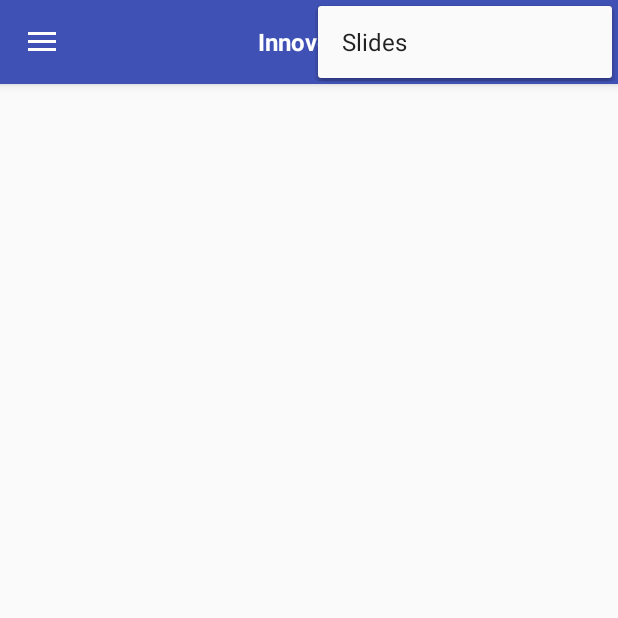
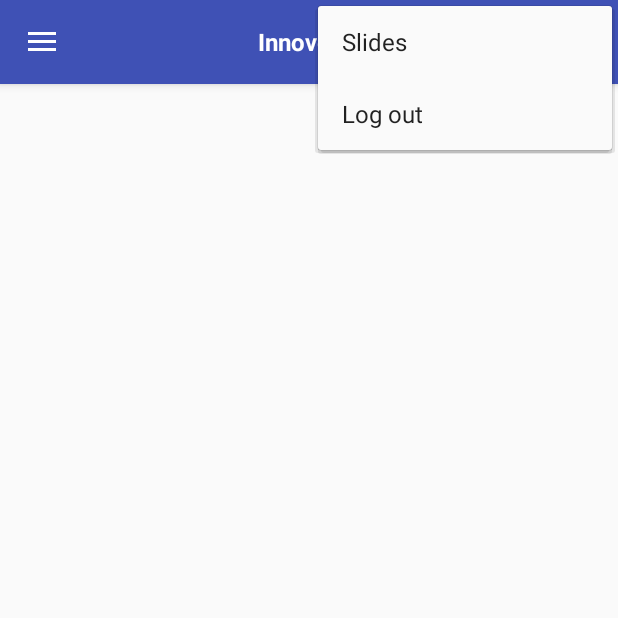
Before and after one commit to honey-hoper/innovexia, an Android app: the MainActivity screen opened directly, with no data from a screen before it, with the options menu open, on a phone screen of 412 x 824 dp, the top half of it. Run offline under Robolectric (Android 15) with nearby library versions, the phone set to English and light mode, and no system bars; 1 statement that could not run was skipped.

Commit message:
implemented signout

```diff
--- a/app/src/main/java/com/webhopers/innovexia/activities/SplashActivity.kt
+++ b/app/src/main/java/com/webhopers/innovexia/activities/SplashActivity.kt
@@ -31,7 +31,8 @@ class SplashActivity : AppCompatActivity() {
 
         val preferences = getSharedPreferences(Constants.customerStatusFile, Context.MODE_PRIVATE)
         val customerStatus = SharedPreferenceService.getCustomerStatus(preferences)
-        println(customerStatus)
+
+        //checking customer status whether logged in or not
         if (customerStatus == Constants.customerLoggedIn)
             getCategories()
         else if (customerStatus == Constants.customerLoggedOut)
--- a/app/src/main/java/com/webhopers/innovexia/activities/loginActivity/LoginActivity.kt
+++ b/app/src/main/java/com/webhopers/innovexia/activities/loginActivity/LoginActivity.kt
@@ -2,7 +2,6 @@ package com.webhopers.innovexia.activities.loginActivity
 
 import android.content.Context
 import android.content.Intent
-import android.content.SharedPreferences
 import android.support.v7.app.AppCompatActivity
 import android.os.Bundle
 import android.view.View
--- a/app/src/main/res/menu/main_menu.xml
+++ b/app/src/main/res/menu/main_menu.xml
@@ -6,4 +6,8 @@
         android:id="@+id/action_open_slides"
         app:showAsAction="never" />
 
+    <item android:title="@string/logout"
+        android:id="@+id/action_log_out"
+        app:showAsAction="never" />
+
 </menu>
--- a/app/src/main/res/values/strings.xml
+++ b/app/src/main/res/values/strings.xml
@@ -18,6 +18,7 @@
 
     <!-- Menu -->
     <string name="slides">Slides</string>
+    <string name="logout">Log out</string>
     <!-- Menu -->
 
     <!-- Activities -->
```
Also changed, not shown: app/src/main/java/com/webhopers/innovexia/activities/mainActivity/MainActivity.kt (+25 -0 lines).
